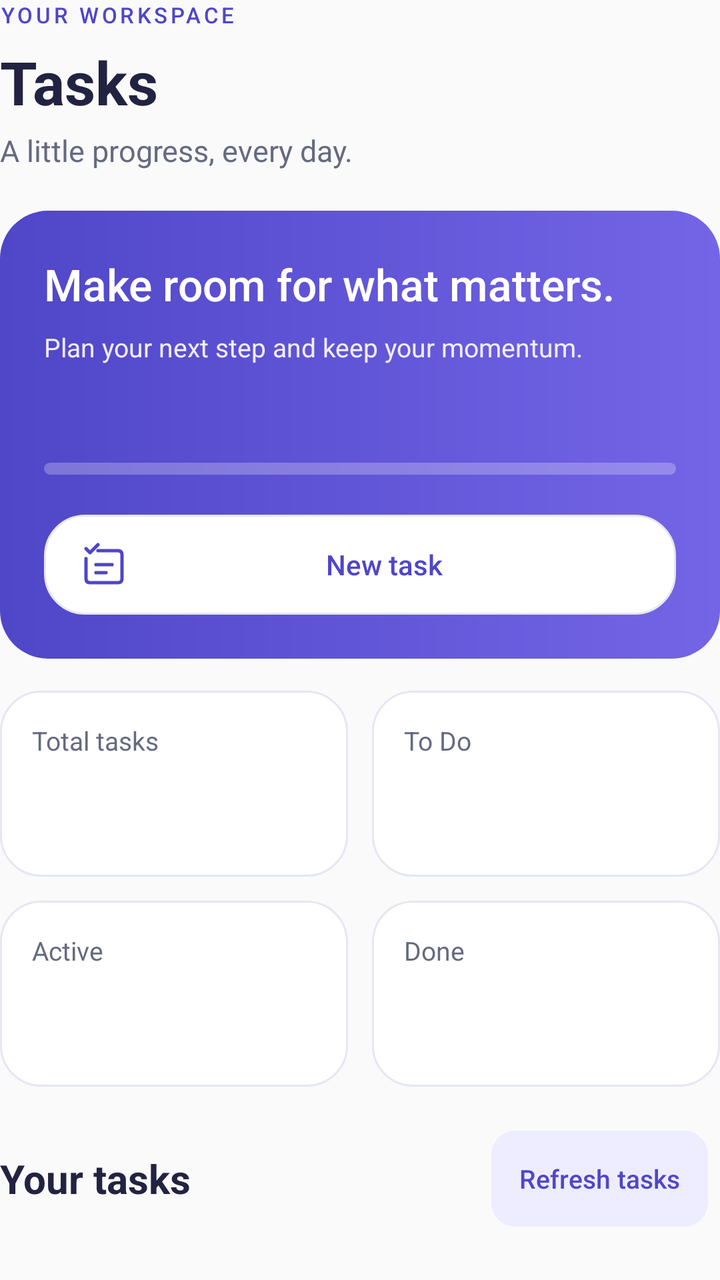
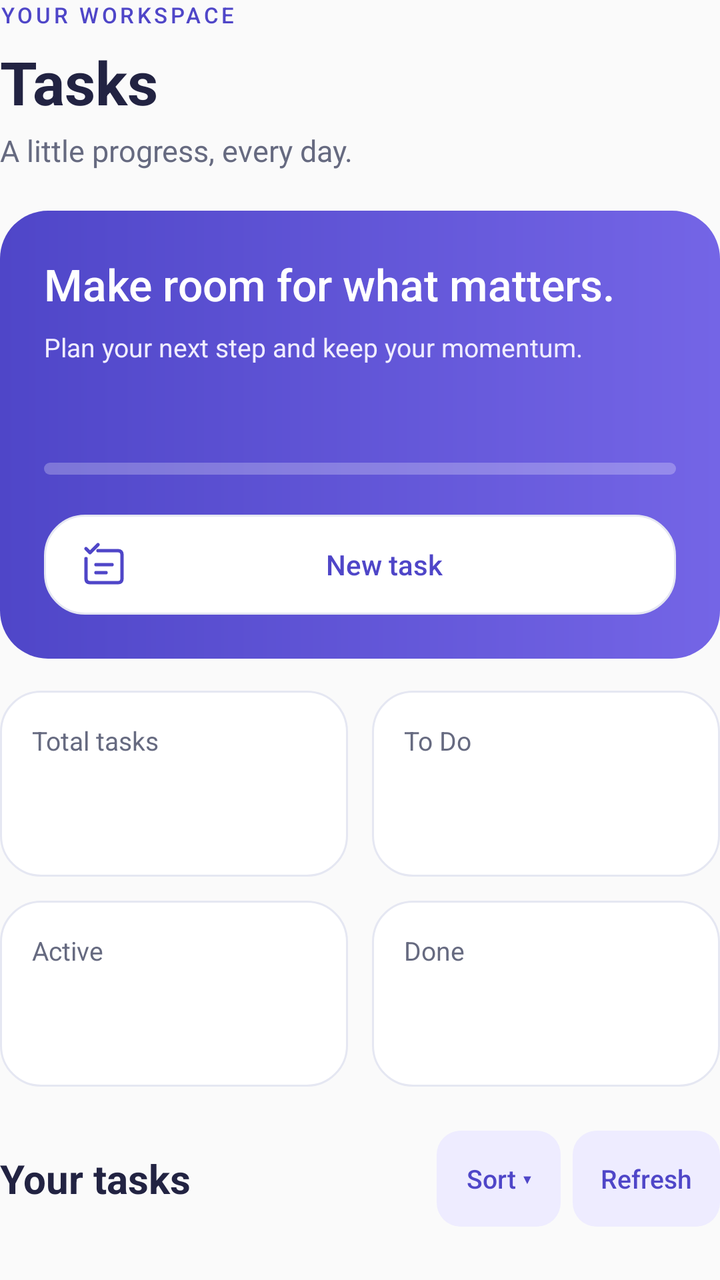

Compare the two renders of this Android layout. The source of the first and the diff that turns it into the second are given below.
<!-- AndroidManifest.xml: application theme Theme.Stride -->
<!-- res/layout/item_tasks_header.xml -->
<?xml version="1.0" encoding="utf-8"?>
<LinearLayout xmlns:android="http://schemas.android.com/apk/res/android"
    android:layout_width="match_parent"
    android:layout_height="wrap_content"
    android:orientation="vertical"
    android:paddingBottom="12dp">

    <TextView
        android:layout_width="match_parent"
        android:layout_height="wrap_content"
        android:letterSpacing="0.14"
        android:text="@string/tasks_eyebrow"
        android:textColor="@color/tasks_accent"
        android:textSize="11sp"
        android:fontFamily="sans-serif-medium" />

    <TextView
        android:layout_width="match_parent"
        android:layout_height="wrap_content"
        android:layout_marginTop="6dp"
        android:accessibilityHeading="true"
        android:text="@string/tasks_title"
        android:textColor="@color/tasks_ink"
        android:textSize="30sp"
        android:textStyle="bold" />

    <TextView
        android:layout_width="match_parent"
        android:layout_height="wrap_content"
        android:layout_marginTop="4dp"
        android:text="@string/tasks_subtitle"
        android:textColor="@color/tasks_muted"
        android:textSize="15sp" />

    <LinearLayout
        android:layout_width="match_parent"
        android:layout_height="wrap_content"
        android:layout_marginTop="20dp"
        android:background="@drawable/bg_tasks_hero"
        android:orientation="vertical"
        android:padding="22dp">

        <TextView
            android:layout_width="match_parent"
            android:layout_height="wrap_content"
            android:text="@string/tasks_hero_title"
            android:textColor="@android:color/white"
            android:textSize="22sp"
            android:fontFamily="sans-serif-medium" />

        <TextView
            android:layout_width="match_parent"
            android:layout_height="wrap_content"
            android:layout_marginTop="8dp"
            android:lineSpacingExtra="3dp"
            android:text="@string/tasks_hero_subtitle"
            android:textColor="@color/tasks_hero_text"
            android:textSize="13sp" />

        <LinearLayout
            android:layout_width="match_parent"
            android:layout_height="wrap_content"
            android:layout_marginTop="20dp"
            android:gravity="center_vertical"
            android:orientation="horizontal">

            <TextView
                android:id="@+id/progress_label"
                android:layout_width="0dp"
                android:layout_height="wrap_content"
                android:layout_weight="1"
                android:textColor="@android:color/white"
                android:textSize="12sp" />

            <TextView
                android:id="@+id/progress_percent"
                android:layout_width="wrap_content"
                android:layout_height="wrap_content"
                android:textColor="@android:color/white"
                android:textSize="14sp"
                android:textStyle="bold" />
        </LinearLayout>

        <ProgressBar
            android:id="@+id/completion_progress"
            style="?android:attr/progressBarStyleHorizontal"
            android:layout_width="match_parent"
            android:layout_height="6dp"
            android:layout_marginTop="10dp"
            android:max="100"
            android:progressDrawable="@drawable/bg_tasks_progress" />

        <Button
            android:id="@+id/add_button"
            android:layout_width="match_parent"
            android:layout_height="wrap_content"
            android:minHeight="50dp"
            android:layout_marginTop="20dp"
            android:background="@drawable/bg_tasks_card"
            android:backgroundTint="@null"
            android:elevation="0dp"
            android:translationZ="0dp"
            android:stateListAnimator="@null"
            android:drawableStart="@drawable/ic_workspace_tasks"
            android:drawableTint="@color/tasks_accent"
            android:paddingStart="18dp"
            android:paddingEnd="18dp"
            android:text="@string/tasks_new"
            android:textAllCaps="false"
            android:textColor="@color/tasks_accent"
            android:fontFamily="sans-serif-medium" />
    </LinearLayout>

    <LinearLayout
        android:layout_width="match_parent"
        android:layout_height="wrap_content"
        android:layout_marginTop="16dp"
        android:baselineAligned="false"
        android:orientation="horizontal">

        <LinearLayout
            style="@style/StrideTaskStat"
            android:layout_marginEnd="6dp">

            <TextView
                style="@style/StrideTaskStatLabel"
                android:text="@string/tasks_total" />

            <TextView
                android:id="@+id/total_count"
                style="@style/StrideTaskStatValue"
                android:textColor="@color/tasks_accent" />
        </LinearLayout>

        <LinearLayout
            style="@style/StrideTaskStat"
            android:layout_marginStart="6dp">

            <TextView
                style="@style/StrideTaskStatLabel"
                android:text="@string/tasks_todo" />

            <TextView
                android:id="@+id/todo_count"
                style="@style/StrideTaskStatValue" />
        </LinearLayout>
    </LinearLayout>

    <LinearLayout
        android:layout_width="match_parent"
        android:layout_height="wrap_content"
        android:layout_marginTop="12dp"
        android:baselineAligned="false"
        android:orientation="horizontal">

        <LinearLayout
            style="@style/StrideTaskStat"
            android:layout_marginEnd="6dp">

            <TextView
                style="@style/StrideTaskStatLabel"
                android:text="@string/tasks_doing" />

            <TextView
                android:id="@+id/doing_count"
                style="@style/StrideTaskStatValue"
                android:textColor="@color/tasks_medium" />
        </LinearLayout>

        <LinearLayout
            style="@style/StrideTaskStat"
            android:layout_marginStart="6dp">

            <TextView
                style="@style/StrideTaskStatLabel"
                android:text="@string/tasks_done" />

            <TextView
                android:id="@+id/done_count"
                style="@style/StrideTaskStatValue"
                android:textColor="@color/tasks_low" />
        </LinearLayout>
    </LinearLayout>

    <LinearLayout
        android:layout_width="match_parent"
        android:layout_height="wrap_content"
        android:layout_marginTop="22dp"
        android:gravity="center_vertical"
        android:orientation="horizontal">
        <TextView
            android:layout_width="0dp"
            android:layout_height="wrap_content"
            android:layout_weight="1"
            android:accessibilityHeading="true"
            android:text="@string/tasks_your_tasks"
            android:textSize="20sp"
            android:textStyle="bold"
            android:textColor="@color/tasks_ink" />
        <Button
            android:id="@+id/refresh_button"
            style="@style/StrideTaskChip"
            android:text="@string/tasks_refresh" />
    </LinearLayout>

    <HorizontalScrollView
        android:layout_width="match_parent"
        android:layout_height="wrap_content"
        android:layout_marginTop="12dp"
        android:paddingTop="4dp"
        android:paddingBottom="4dp"
        android:requiresFadingEdge="none"
        android:scrollbars="none">
        <LinearLayout
            android:layout_width="wrap_content"
            android:layout_height="wrap_content"
            android:orientation="horizontal">

            <Button
                android:id="@+id/filter_all"
                style="@style/StrideTaskChip"
                android:text="@string/tasks_all" />

            <Button
                android:id="@+id/filter_todo"
                style="@style/StrideTaskChip"
                android:text="@string/tasks_todo" />

            <Button
                android:id="@+id/filter_doing"
                style="@style/StrideTaskChip"
                android:text="@string/tasks_doing" />

            <Button
                android:id="@+id/filter_done"
                style="@style/StrideTaskChip"
                android:text="@string/tasks_done" />
        </LinearLayout>
    </HorizontalScrollView>

    <TextView
        android:id="@+id/result_count"
        android:layout_width="match_parent"
        android:layout_height="wrap_content"
        android:layout_marginTop="12dp"
        android:layout_marginBottom="12dp"
        android:textSize="12sp"
        android:textColor="@color/tasks_muted" />

    <ProgressBar
        android:id="@+id/loading_progress"
        style="?android:attr/progressBarStyleHorizontal"
        android:layout_width="match_parent"
        android:layout_height="4dp"
        android:indeterminate="true"
        android:indeterminateTint="@color/tasks_accent"
        android:visibility="gone" />

    <TextView
        android:id="@+id/feedback_text"
        android:layout_width="match_parent"
        android:layout_height="wrap_content"
        android:layout_marginTop="12dp"
        android:accessibilityLiveRegion="polite"
        android:textSize="14sp"
        android:textColor="@color/tasks_muted"
        android:visibility="gone" />

    <LinearLayout
        android:id="@+id/empty_state"
        android:layout_width="match_parent"
        android:layout_height="wrap_content"
        android:layout_marginTop="12dp"
        android:background="@drawable/bg_tasks_card"
        android:gravity="center"
        android:orientation="vertical"
        android:padding="28dp"
        android:visibility="gone">
        <ImageView
            android:layout_width="40dp"
            android:layout_height="40dp"
            android:importantForAccessibility="no"
            android:src="@drawable/ic_workspace_tasks"
            android:tint="@color/tasks_accent" />
        <TextView
            android:id="@+id/empty_title"
            android:layout_width="match_parent"
            android:layout_height="wrap_content"
            android:layout_marginTop="14dp"
            android:gravity="center"
            android:textColor="@color/tasks_ink"
            android:textSize="18sp"
            android:textStyle="bold" />
        <TextView
            android:id="@+id/empty_message"
            android:layout_width="match_parent"
            android:layout_height="wrap_content"
            android:layout_marginTop="8dp"
            android:gravity="center"
            android:lineSpacingExtra="4dp"
            android:textColor="@color/tasks_muted"
            android:textSize="14sp" />
    </LinearLayout>
</LinearLayout>
<!-- resources referenced by this layout -->
<resources>
  <color name="tasks_accent">#4F46C8</color>
  <color name="tasks_hero_text">#F0EDFF</color>
  <color name="tasks_ink">#222342</color>
  <color name="tasks_low">#286154</color>
  <color name="tasks_medium">#895300</color>
  <color name="tasks_muted">#666A80</color>
  <!-- drawable bg_tasks_card (drawable) -->
  <?xml version="1.0" encoding="utf-8"?>
  <shape xmlns:android="http://schemas.android.com/apk/res/android">
      <solid android:color="@android:color/white" />
      <stroke android:width="1dp" android:color="@color/tasks_border" />
      <corners android:radius="20dp" />
  </shape>
  <!-- drawable bg_tasks_hero (drawable) -->
  <?xml version="1.0" encoding="utf-8"?>
  <shape xmlns:android="http://schemas.android.com/apk/res/android">
      <gradient android:angle="0" android:startColor="@color/tasks_accent" android:endColor="@color/tasks_accent_end" />
      <corners android:radius="24dp" />
  </shape>
  <string name="tasks_all">All</string>
  <string name="tasks_doing">Active</string>
  <string name="tasks_done">Done</string>
  <string name="tasks_eyebrow">YOUR WORKSPACE</string>
  <string name="tasks_hero_subtitle">Plan your next step and keep your momentum.</string>
  <string name="tasks_hero_title">Make room for what matters.</string>
  <string name="tasks_new">New task</string>
  <string name="tasks_refresh">Refresh tasks</string>
  <string name="tasks_subtitle">A little progress, every day.</string>
  <string name="tasks_title">Tasks</string>
  <string name="tasks_todo">To Do</string>
  <string name="tasks_total">Total tasks</string>
  <string name="tasks_your_tasks">Your tasks</string>
  <style name="StrideTaskStat">
          <item name="android:layout_width">0dp</item>
          <item name="android:layout_height">wrap_content</item>
          <item name="android:layout_weight">1</item>
          <item name="android:orientation">vertical</item>
          <item name="android:padding">16dp</item>
          <item name="android:background">@drawable/bg_tasks_card</item>
      </style>
  <style name="StrideTaskStatLabel">
          <item name="android:layout_width">match_parent</item>
          <item name="android:layout_height">wrap_content</item>
          <item name="android:textSize">13sp</item>
          <item name="android:textColor">@color/tasks_muted</item>
      </style>
  <style name="StrideTaskStatValue">
          <item name="android:layout_width">match_parent</item>
          <item name="android:layout_height">wrap_content</item>
          <item name="android:layout_marginTop">6dp</item>
          <item name="android:textSize">28sp</item>
          <item name="android:fontFamily">sans-serif-medium</item>
          <item name="android:textColor">@color/tasks_ink</item>
      </style>
  <style name="Theme.Stride" parent="android:style/Theme.Material.Light.NoActionBar">
          <item name="android:fontFamily">sans-serif</item>
          <item name="android:colorAccent">@color/stride_primary</item>
          <item name="android:navigationBarColor">@color/stride_primary</item>
          <item name="android:windowLightStatusBar">false</item>
          <item name="android:statusBarColor">@color/stride_primary</item>
      </style>
  <color name="tasks_border">#E5E7F2</color>
  <color name="tasks_accent_end">#7465E6</color>
  <color name="workspace_icon">#626C81</color>
  <!-- drawable bg_tasks_chip (drawable) -->
  <?xml version="1.0" encoding="utf-8"?>
  <selector xmlns:android="http://schemas.android.com/apk/res/android">
      <item android:state_selected="true">
          <shape>
              <solid android:color="@color/tasks_accent" />
              <corners android:radius="12dp" />
          </shape>
      </item>
      <item>
          <shape>
              <solid android:color="@color/tasks_accent_soft" />
              <corners android:radius="12dp" />
          </shape>
      </item>
  </selector>
  <color name="stride_primary">#4F46E5</color>
  <color name="tasks_accent_soft">#EEECFF</color>
  <!-- unchanged entries left out for length: 3 -->
</resources>

<!-- the commit's change to res/layout/item_tasks_header.xml (unified diff, before → after) -->
@@ -198,9 +198,14 @@
             android:textStyle="bold"
             android:textColor="@color/tasks_ink" />
         <Button
+            android:id="@+id/sort_button"
+            style="@style/StrideTaskChip"
+            android:text="@string/tasks_sort_button" />
+        <Button
             android:id="@+id/refresh_button"
             style="@style/StrideTaskChip"
-            android:text="@string/tasks_refresh" />
+            android:layout_marginEnd="0dp"
+            android:text="@string/tasks_refresh_compact" />
     </LinearLayout>
 
     <HorizontalScrollView
<!-- resource entries referenced after the edit -->
@@ -26,7 +26,8 @@
   <string name="tasks_hero_subtitle">Plan your next step and keep your momentum.</string>
   <string name="tasks_hero_title">Make room for what matters.</string>
   <string name="tasks_new">New task</string>
-  <string name="tasks_refresh">Refresh tasks</string>
+  <string name="tasks_refresh_compact">Refresh</string>
+  <string name="tasks_sort_button">Sort ▾</string>
   <string name="tasks_subtitle">A little progress, every day.</string>
   <string name="tasks_title">Tasks</string>
   <string name="tasks_todo">To Do</string>
